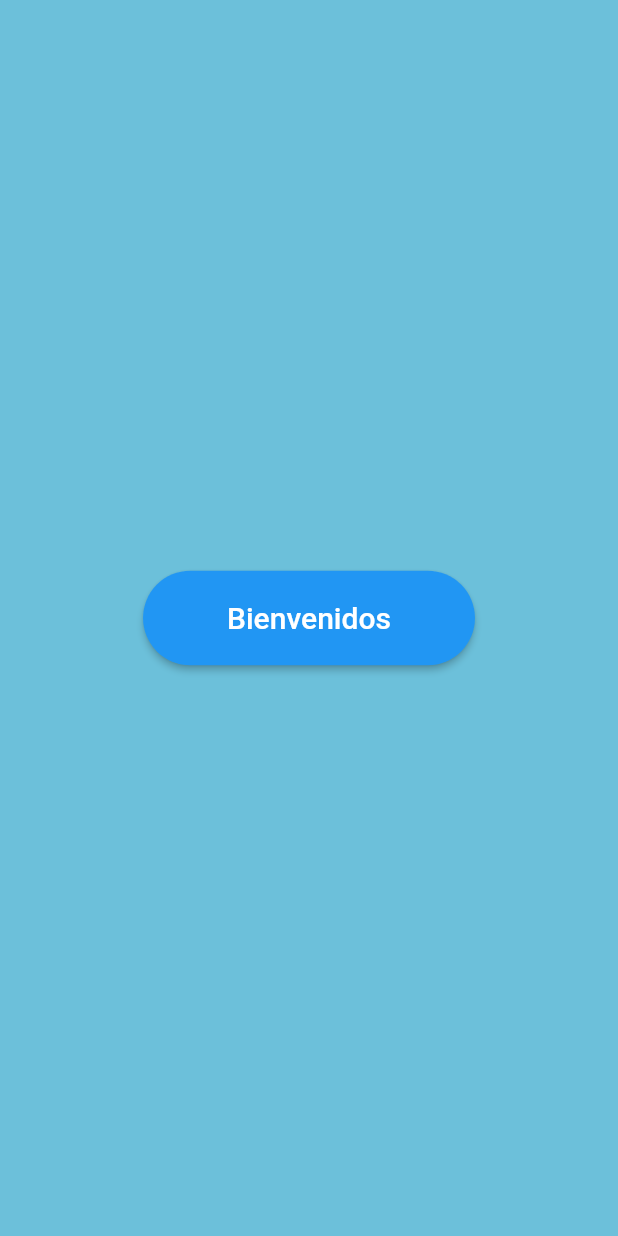
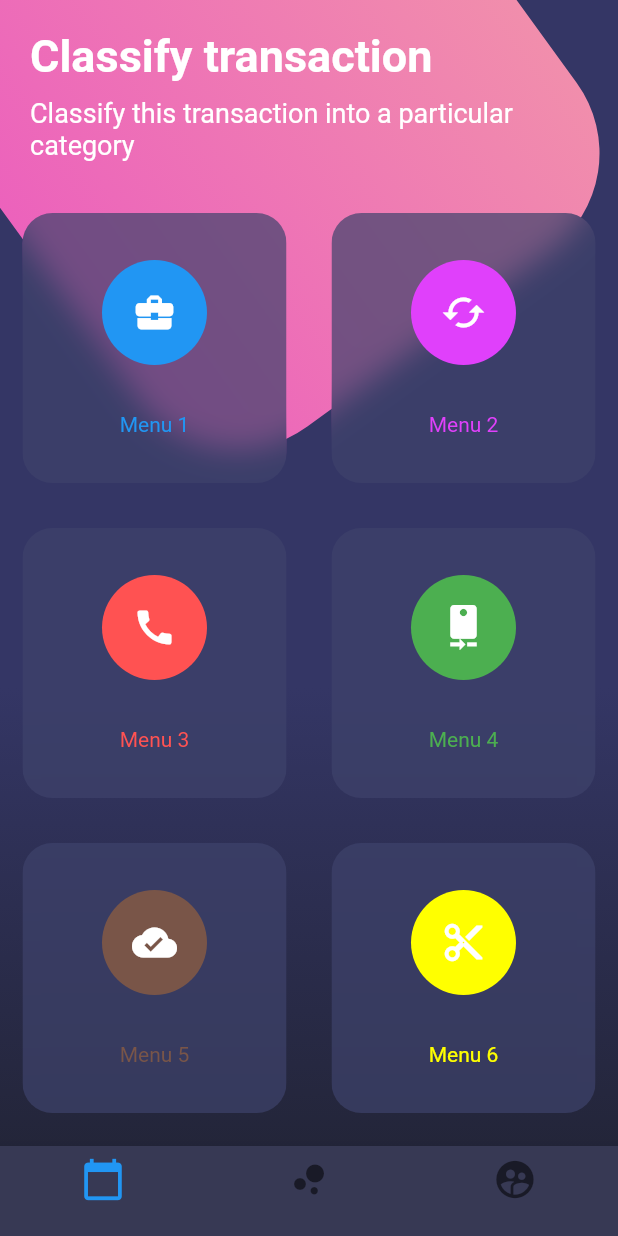
Before and after one commit to kevin05vm/diseno, a Flutter app: the ScrollPage screen opened by its route, scrolled down 576 dp, after a tap on "Bienvenidos", on a phone screen of 412 x 824 dp. Run offline on Flutter 3.47's test engine with Material 2 defaults, Android fonts, the phone set to English and light mode, and no system bars; network calls fail.

Commit message:
Versión 1.0.2 Final

```diff
--- a/lib/main.dart
+++ b/lib/main.dart
@@ -2,19 +2,26 @@ import 'package:flutter/material.dart';
 
 import 'package:diseno/src/pages/basico_page.dart';
 import 'package:diseno/src/pages/scroll_page.dart';
+import 'package:diseno/src/pages/botones_page.dart';
 
 void main() => runApp(MyApp());
 
 class MyApp extends StatelessWidget {
+
   @override
   Widget build(BuildContext context) {
+    /*SystemChrome.setSystemUIOverlayStyle( SystemUiOverlayStyle.light.copyWith(
+          statusBarColor: Colors.transparent
+    ));*/
+
     return MaterialApp(
       debugShowCheckedModeBanner: false,
       title: 'Material App',
-      initialRoute: 'scroll',
+      initialRoute: 'basico',
       routes: {
         'basico' : (BuildContext context) => BasicoPage(),
-        'scroll' : (BuildContext context) => ScrollPage()
+        'scroll' : (BuildContext context) => ScrollPage(),
+        'botones' : (BuildContext context) => BotonesPage()
       }
     );
   }
--- a/lib/src/pages/basico_page.dart
+++ b/lib/src/pages/basico_page.dart
@@ -11,7 +11,7 @@ class BasicoPage extends StatelessWidget {
       body: SingleChildScrollView(
         child: Column(
           children: <Widget>[
-            _crearImagen(),
+            _crearImagen(context),
             _crearTitulo(),
             _crearAcciones(),
             _crearTexto(),
@@ -23,13 +23,16 @@ class BasicoPage extends StatelessWidget {
     );
   }
 
-  Widget _crearImagen() {
+  Widget _crearImagen(BuildContext context) {
     return Container(
       width: double.infinity,
-      child: Image(
-        image: NetworkImage('https://images.pexels.com/photos/814499/pexels-photo-814499.jpeg?auto=compress&cs=tinysrgb&dpr=1&w=500'),
-        fit: BoxFit.cover,
-        height: 200.0
+      child: GestureDetector(
+        onTap: () => Navigator.pushNamed(context, 'scroll'),
+        child: Image(
+          image: NetworkImage('https://images.pexels.com/photos/814499/pexels-photo-814499.jpeg?auto=compress&cs=tinysrgb&dpr=1&w=500'),
+          fit: BoxFit.cover,
+          height: 200.0
+        ),
       )
     );
   }
--- /dev/null
+++ b/lib/src/pages/botones_page.dart
@@ -0,0 +1,177 @@
+import 'package:flutter/material.dart';
+
+import 'dart:math';
+import 'dart:ui';
+
+class BotonesPage extends StatelessWidget {
+
+  @override
+  Widget build(BuildContext context) {
+    return Scaffold(
+      body: Stack(
+        children: <Widget>[
+          _fondoApp(),
+          SingleChildScrollView(
+            child: Column(
+              children: <Widget>[
+                _titulos(),
+                _botonesRedondeados()
+              ]
+            )
+          )
+        ]
+      ),
+      bottomNavigationBar: _bottomNavigationBar(context)
+    );
+  }
+
+  Widget _fondoApp() {
+    final gradiente = Container(
+      width: double.infinity,
+      height: double.infinity,
+      decoration: BoxDecoration(
+        gradient: LinearGradient(
+          begin: FractionalOffset(0.0, 0.6),
+          end: FractionalOffset(0.0, 1.0),
+          colors: [
+            Color.fromRGBO(52, 54, 101, 1.0),
+            Color.fromRGBO(35, 37, 57, 1.0)
+          ]
+        )
+      )
+    );
+    final cajaRosa = Transform.rotate(
+      angle: -pi / 5.0,
+      child: Container(
+        height: 360.0,
+        width: 360.0,
+        decoration: BoxDecoration(
+          borderRadius: BorderRadius.circular(80.0),
+          gradient: LinearGradient(
+            colors: [
+              Color.fromRGBO(236, 98, 188, 1.0),
+              Color.fromRGBO(241, 142, 172, 1.0),
+            ]
+          )
+        )
+      )
+    );
+    return Stack(
+      children: <Widget>[
+        gradiente,
+        Positioned(
+          top: -100.0,
+          child: cajaRosa
+        )
+      ]
+    );
+  }
+
+  Widget _titulos() {
+    return SafeArea(
+      child: Container(
+        padding: EdgeInsets.all(20.0),
+        child: Column(
+          crossAxisAlignment: CrossAxisAlignment.start,
+          children: <Widget>[
+            Text('Classify transaction', style: TextStyle(fontSize: 30.0, color: Colors.white, fontWeight: FontWeight.bold)),
+            SizedBox(height: 10.0),
+            Text('Classify this transaction into a particular category', style: TextStyle(fontSize: 18.0, color: Colors.white))
+          ]
+        )
+      )
+    );
+  }
+
+  Widget _bottomNavigationBar(BuildContext context) {
+    return Theme(
+      data: Theme.of(context).copyWith(
+        canvasColor: Color.fromRGBO(55, 57, 84, 1.0),
+        primaryColor: Colors.pinkAccent,
+        textTheme: Theme.of(context).textTheme.copyWith(
+          caption: TextStyle(color: Color.fromRGBO(116, 117, 152, 1.0))
+        )
+      ),
+      child: BottomNavigationBar(
+        onTap: (i) {
+          Navigator.pushNamed(context, 'basico');
+        },
+        items: [
+          BottomNavigationBarItem(
+            icon: Icon(Icons.calendar_today, size: 30.0),
+            title: Container()
+          ),
+          BottomNavigationBarItem(
+            icon: Icon(Icons.bubble_chart, size: 30.0),
+            title: Container()
+          ),
+          BottomNavigationBarItem(
+            icon: Icon(Icons.supervised_user_circle, size: 30.0),
+            title: Container()
+          ),
+        ]
+      )
+    );
+  }
+
+  Widget _botonesRedondeados() {
+    return Table(
+      children: [
+        TableRow(
+          children: [
+            _crearBotonRedondeado(Colors.blue, Icons.business_center, 'Menu 1'),
+             _crearBotonRedondeado(Colors.purpleAccent, Icons.cached, 'Menu 2'),
+          ]
+        ),
+        TableRow(
+          children: [
+             _crearBotonRedondeado(Colors.redAccent, Icons.call, 'Menu 3'),
+             _crearBotonRedondeado(Colors.green, Icons.camera_rear, 'Menu 4'),
+          ]
+        ),
+        TableRow(
+          children: [
+             _crearBotonRedondeado(Colors.brown, Icons.cloud_done, 'Menu 5'),
+             _crearBotonRedondeado(Colors.yellowAccent, Icons.content_cut, 'Menu 6'),
+          ]
+        ),
+        TableRow(
+          children: [
+             _crearBotonRedondeado(Colors.blueGrey, Icons.crop_original, 'Menu 7'),
+             _crearBotonRedondeado(Colors.deepOrangeAccent, Icons.dashboard, 'Menu 8'),
+          ]
+        )
+      ]
+    );
+  }
+
+  Widget _crearBotonRedondeado(Color color, IconData icono, String texto) {
+    return Container(
+      margin: EdgeInsets.all(15.0),
+      child: ClipRRect(
+        borderRadius: BorderRadius.circular(20.0),
+        child: BackdropFilter(
+          filter: ImageFilter.blur(sigmaX: 10.0, sigmaY: 10.0),
+          child: Container(
+            height: 180.0,
+            decoration: BoxDecoration(
+              color: Color.fromRGBO(62, 66, 107, 0.7)
+            ),
+            child: Column(
+              mainAxisAlignment: MainAxisAlignment.spaceEvenly,
+              children: <Widget>[
+                CircleAvatar(
+                  radius: 35.0,
+                  backgroundColor: color,
+                  child: Icon( icono, color: Colors.white, size: 30.0)
+                ),
+                Text(texto, style: TextStyle(color: color))
+              ]
+            )
+          )
+        )
+      )
+    );
+  }
+
+}
--- a/lib/src/pages/scroll_page.dart
+++ b/lib/src/pages/scroll_page.dart
@@ -14,7 +14,7 @@ class ScrollPage extends StatelessWidget {
         scrollDirection: Axis.vertical,
         children: <Widget>[
           _pagina1(),
-          _pagina2()
+          _pagina2(context)
         ]
       )
     );
@@ -67,7 +67,7 @@ class ScrollPage extends StatelessWidget {
     );
   }
 
-  Widget _pagina2() {
+  Widget _pagina2(BuildContext context) {
     return Container(
       width: double.infinity,
       height: double.infinity,
@@ -81,7 +81,7 @@ class ScrollPage extends StatelessWidget {
             padding: EdgeInsets.symmetric(horizontal: 40.0, vertical: 20.0),
             child: Text('Bienvenidos', style: TextStyle(fontSize: 20.0))
           ),
-          onPressed: () {}
+          onPressed: () => Navigator.pushNamed(context, 'botones')
         )
       )
     );
```
